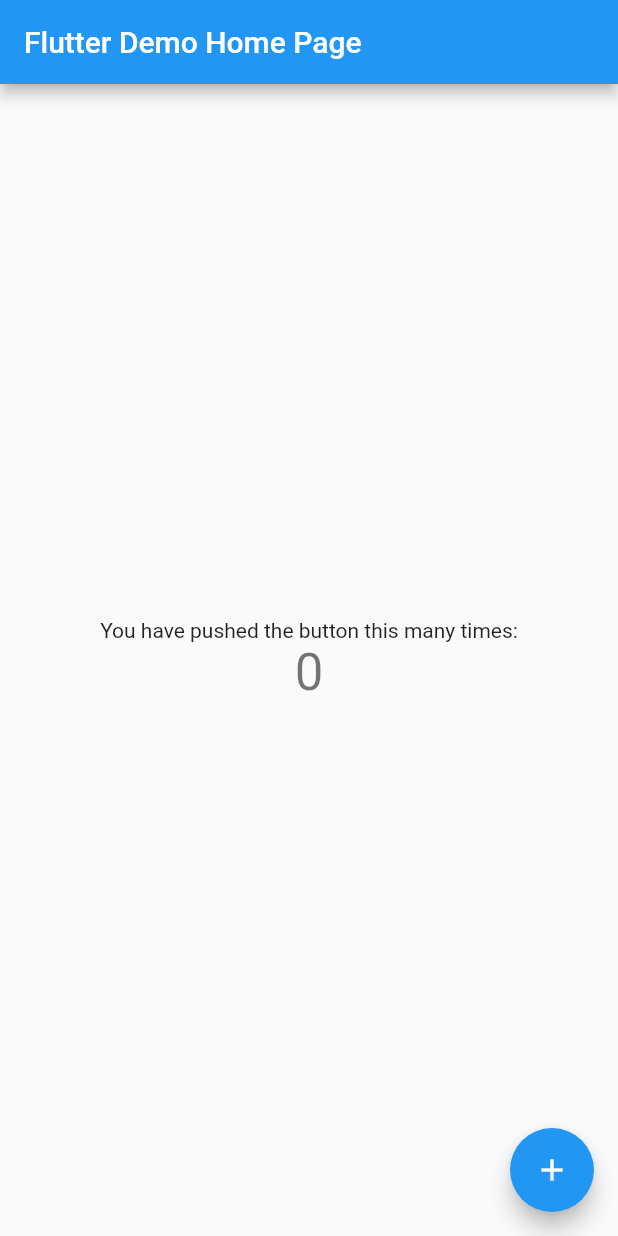
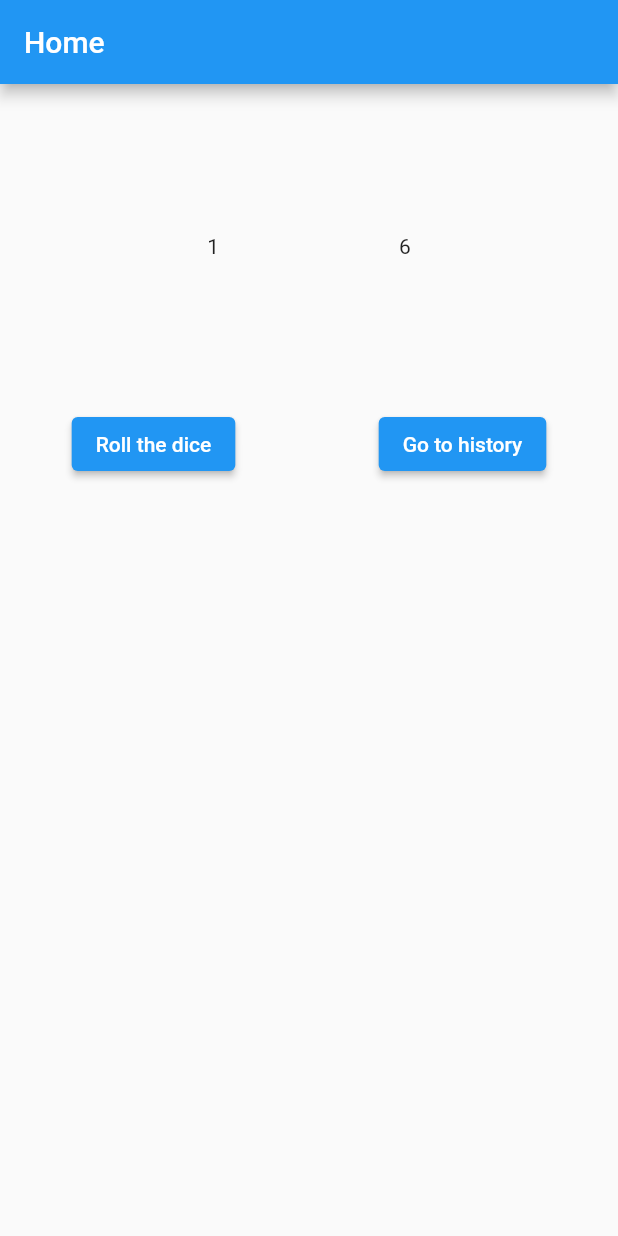
Before and after one commit to Mossalli1/dice-roll-flutter, a Flutter app: the screen it shows after launch, on a phone screen of 412 x 824 dp. Run offline on Flutter 3.47's test engine with Material 2 defaults, Android fonts, the phone set to English and light mode, and no system bars; our stand-ins replace auto_route, flutter_hooks, hooks_riverpod, jiffy, riverpod.

Commit message:
Dice image, history and roll value adding

```diff
--- /dev/null
+++ b/lib/Controlers/historyControler.dart
@@ -0,0 +1,81 @@
+import 'package:flutter/foundation.dart' show immutable;
+import 'package:riverpod/riverpod.dart';
+import 'package:uuid/uuid.dart';
+
+const _uuid = Uuid();
+
+/// A read-only description of a todo-item
+@immutable
+class History {
+  const History({
+    required this.id,
+    required this.diceOne,
+    required this.diceTwo,
+    required this.timeStamp,
+  });
+
+  final String id;
+  final int diceOne;
+  final int diceTwo;
+  final int timeStamp ;
+
+  @override
+  String toString() {
+    return 'History(diceOne: $diceOne, diceTwo: $diceTwo, timeStamp: $timeStamp)';
+  }
+}
+
+/// An object that controls a list of [History].
+class HistoryItems extends StateNotifier<List<History>> {
+  HistoryItems([List<History>? initialHistories]) : super(initialHistories ?? []);
+
+  void add(int diceOne, diceTwo, timeStamp) {
+    state = [
+      ...state,
+      History(
+        id: _uuid.v4(),
+        // description: description,
+        diceOne: diceOne,
+        diceTwo: diceTwo,
+        // timeStamp: DateTime.now().millisecondsSinceEpoch,
+        timeStamp: timeStamp,
+      ),
+    ];
+  }
+
+  // void toggle(String id) {
+  //   state = [
+  //     for (final todo in state)
+  //       if (todo.id == id)
+  //         Todo(
+  //           id: todo.id,
+  //           completed: !todo.completed,
+  //           description: todo.description,
+  //         )
+  //       else
+  //         todo,
+  //   ];
+  // }
+
+  // void edit({required String id, required String description}) {
+  //   state = [
+  //     for (final todo in state)
+  //       if (todo.id == id)
+  //         Todo(
+  //           id: todo.id,
+  //           completed: todo.completed,
+  //           description: description,
+  //         )
+  //       else
+  //         todo,
+  //   ];
+  // }
+
+  void remove(History target) {
+    //single remove
+    // state = state.where((history) => history.id != target.id).toList();
+
+    //all remove
+    state=[];
+  }
+}
--- /dev/null
+++ b/lib/Screens/history.dart
@@ -0,0 +1,68 @@
+import 'package:auto_route/auto_route.dart';
+import 'package:flutter/material.dart';
+import 'package:flutter_hooks/flutter_hooks.dart';
+import 'package:hooks_riverpod/hooks_riverpod.dart';
+import 'package:jiffy/jiffy.dart';
+
+import '../main.dart';
+
+// class History extends StatefulWidget {
+//   const History({super.key, required this.title});
+//
+//   final String title;
+//
+//   @override
+//   State<History> createState() => _HistoryState();
+// }
+
+class History extends HookConsumerWidget {
+  const History({super.key});
+
+  @override
+  Widget build(BuildContext context, WidgetRef ref) {
+    /// This ensures that when we add/remove/edit todos, only what the
+    /// impacted widgets rebuilds, instead of the entire list of items.
+    final _currentHistory = Provider<History>((ref) => throw UnimplementedError());
+    final histories = ref.watch(historyItemsProvider);
+    return Scaffold(
+        appBar: AppBar(
+          title: const Text('History'),
+        ),
+        body: Center(
+          child: Column(
+            children: [
+              ElevatedButton(
+                onPressed: () {
+                  ref.read(historyItemsProvider.notifier).remove(histories[0]);
+                },
+                child: const Text('Clear history'),
+              ),
+              if(histories.isEmpty)
+                const Expanded(
+                  child: Center(
+                    child: Text('No history'),
+                  ),
+                ),
+              if (histories.isNotEmpty)
+                Expanded(
+                  child: ListView.builder(
+                    itemCount: histories.length,
+                    itemBuilder: (context, index) {
+                      final history = histories[index];
+                      // final now = DateTime.now();
+                      final DateTime date = DateTime.fromMicrosecondsSinceEpoch(history.timeStamp * 1000);
+                      String dateString = Jiffy(date).yMMMMd;
+                      String time = Jiffy(date).format('h:mm:ss a');
+                      return ListTile(
+                        title: Text('Dice-1 : ${history.diceOne} Dice-2 : ${history.diceTwo}'),
+                        subtitle: Text(dateString),
+                        trailing: Text(time),
+                      );
+                    },
+                  ),
+                ),
+            ],
+          )
+        ));
+  }
+}
--- /dev/null
+++ b/lib/Screens/home.dart
@@ -0,0 +1,99 @@
+import 'dart:math';
+
+import 'package:auto_route/auto_route.dart';
+import 'package:dice_roll/main.dart';
+import 'package:dice_roll/router.gr.dart';
+import 'package:flutter/material.dart';
+import 'package:hooks_riverpod/hooks_riverpod.dart';
+import 'package:jiffy/jiffy.dart';
+
+// class HomePage extends StatefulWidget {
+//   const HomePage({super.key});
+//
+//   @override
+//   State<HomePage> createState() => _HomePageState();
+// }
+// class HomePage extends StatelessWidget {
+//   const HomePage({super.key});
+//
+//   // @override
+//   // State<HomePage> createState() => _HomePageState();
+// }
+
+class HomePage extends HookConsumerWidget {
+  const HomePage({super.key});
+
+  @override
+  Widget build(BuildContext context, WidgetRef ref) {
+    final diceOne = ref.watch(firstDiceProvider);
+    final diceTwo = ref.watch(secondDiceOProvider);
+
+    void onRollDice() async {
+      final DateTime date = DateTime.now();
+      final timeStamp = date.millisecondsSinceEpoch;
+      ref.read(firstDiceProvider.state).state = Random().nextInt(6) + 1;
+      ref.read(secondDiceOProvider.state).state = Random().nextInt(6) + 1;
+      final diceOneUpdatedvalue = ref.watch(firstDiceProvider);
+      final diceTwoUpdatedvalue = ref.watch(secondDiceOProvider);
+      ref
+          .read(historyItemsProvider.notifier)
+          .add(diceOneUpdatedvalue, diceTwoUpdatedvalue, timeStamp);
+    }
+
+    void onGoHistory() async {
+      context.router.push(History(title: 'History'));
+    }
+
+    // final String value = ref.watch(helloWorldProvider);
+    return Scaffold(
+        appBar: AppBar(
+          title: const Text('Home'),
+        ),
+        body: Column(
+          children: [
+            const SizedBox(
+              height: 100,
+            ),
+            Row(
+              mainAxisAlignment: MainAxisAlignment.center,
+              // backgroundColor: Colors.blue,
+              children: [
+                Text('$diceOne'),
+                SizedBox(
+                  width: 120,
+                ),
+                Text('$diceTwo')
+
+
+
+              ],
+            ),
+            const SizedBox(
+              height: 100,
+            ),
+            Row(
+              mainAxisAlignment: MainAxisAlignment.spaceAround,
+              children: [
+                Center(
+                  child: ElevatedButton(
+                    child: const Text('Roll the dice'),
+                    onPressed: () {
+                      onRollDice();
+                    },
+                  ),
+                ),
+                Center(
+                  child: ElevatedButton(
+                    child: const Text('Go to history'),
+                    onPressed: () {
+                      onGoHistory();
+                    },
+                  ),
+                ),
+              ],
+            )
+            // Text(value)
+          ],
+        ));
+  }
+}
--- /dev/null
+++ b/lib/app.dart
@@ -0,0 +1,29 @@
+import 'package:flutter/material.dart';
+
+import 'Screens/home.dart';
+import 'package:dice_roll/router.gr.dart';
+
+class App extends StatelessWidget {
+  final _appRouter = AppRouter();
+  App({super.key, });
+  @override
+  Widget build(BuildContext context) {
+    return MaterialApp.router(
+      routerDelegate: _appRouter.delegate(),
+      routeInformationParser: _appRouter.defaultRouteParser(),
+      // title: 'Flutter Demo',
+      // theme: ThemeData(
+      //   primarySwatch: Colors.blue,
+      // ),
+      // home: const MyHomePage(title: 'Dice roll - flutter application'),
+      // builder: ExtendedNavigator.builder(
+      //   router: FlutterRouter(),
+      //   initialRoute: Routes.homePage,
+      //   builder: (_, navigator) => Theme(
+      //     data: ThemeData.dark(),
+      //     child: navigator,
+      //   ),
+      // ),
+    );
+  }
+}
--- a/lib/main.dart
+++ b/lib/main.dart
@@ -1,115 +1,24 @@
+import 'package:dice_roll/Controlers/historyControler.dart';
 import 'package:flutter/material.dart';
+import 'package:hooks_riverpod/hooks_riverpod.dart';
+import 'app.dart';
+
+
+final historyItemsProvider = StateNotifierProvider<HistoryItems, List<History>>((ref) {
+  return HistoryItems(const [
+  ]);
+});
+
+// final diceOneProvider = StateProvider((ref) {
+//   return 0;
+// });
+final firstDiceProvider = StateProvider((ref) => 1);
+final secondDiceOProvider = StateProvider((ref) => 6);
 
 void main() {
-  runApp(const MyApp());
+  runApp(
+    ProviderScope(
+      child: App(),
+    ),
+  );
 }
-
-class MyApp extends StatelessWidget {
-  const MyApp({super.key});
-
-  // This widget is the root of your application.
-  @override
-  Widget build(BuildContext context) {
-    return MaterialApp(
-      title: 'Flutter Demo',
-      theme: ThemeData(
-        // This is the theme of your application.
-        //
-        // Try running your application with "flutter run". You'll see the
-        // application has a blue toolbar. Then, without quitting the app, try
-        // changing the primarySwatch below to Colors.green and then invoke
-        // "hot reload" (press "r" in the console where you ran "flutter run",
-        // or simply save your changes to "hot reload" in a Flutter IDE).
-        // Notice that the counter didn't reset back to zero; the application
-        // is not restarted.
-        primarySwatch: Colors.blue,
-      ),
-      home: const MyHomePage(title: 'Flutter Demo Home Page'),
-    );
-  }
-}
-
-class MyHomePage extends StatefulWidget {
-  const MyHomePage({super.key, required this.title});
-
-  // This widget is the home page of your application. It is stateful, meaning
-  // that it has a State object (defined below) that contains fields that affect
-  // how it looks.
-
-  // This class is the configuration for the state. It holds the values (in this
-  // case the title) provided by the parent (in this case the App widget) and
-  // used by the build method of the State. Fields in a Widget subclass are
-  // always marked "final".
-
-  final String title;
-
-  @override
-  State<MyHomePage> createState() => _MyHomePageState();
-}
-
-class _MyHomePageState extends State<MyHomePage> {
-  int _counter = 0;
-
-  void _incrementCounter() {
-    setState(() {
-      // This call to setState tells the Flutter framework that something has
-      // changed in this State, which causes it to rerun the build method below
-      // so that the display can reflect the updated values. If we changed
-      // _counter without calling setState(), then the build method would not be
-      // called again, and so nothing would appear to happen.
-      _counter++;
-    });
-  }
-
-  @override
-  Widget build(BuildContext context) {
-    // This method is rerun every time setState is called, for instance as done
-    // by the _incrementCounter method above.
-    //
-    // The Flutter framework has been optimized to make rerunning build methods
-    // fast, so that you can just rebuild anything that needs updating rather
-    // than having to individually change instances of widgets.
-    return Scaffold(
-      appBar: AppBar(
-        // Here we take the value from the MyHomePage object that was created by
-        // the App.build method, and use it to set our appbar title.
-        title: Text(widget.title),
-      ),
-      body: Center(
-        // Center is a layout widget. It takes a single child and positions it
-        // in the middle of the parent.
-        child: Column(
-          // Column is also a layout widget. It takes a list of children and
-          // arranges them vertically. By default, it sizes itself to fit its
-          // children horizontally, and tries to be as tall as its parent.
-          //
-          // Invoke "debug painting" (press "p" in the console, choose the
-          // "Toggle Debug Paint" action from the Flutter Inspector in Android
-          // Studio, or the "Toggle Debug Paint" command in Visual Studio Code)
-          // to see the wireframe for each widget.
-          //
-          // Column has various properties to control how it sizes itself and
-          // how it positions its children. Here we use mainAxisAlignment to
-          // center the children vertically; the main axis here is the vertical
-          // axis because Columns are vertical (the cross axis would be
-          // horizontal).
-          mainAxisAlignment: MainAxisAlignment.center,
-          children: <Widget>[
-            const Text(
-              'You have pushed the button this many times:',
-            ),
-            Text(
-              '$_counter',
-              style: Theme.of(context).textTheme.headline4,
-            ),
-          ],
-        ),
-      ),
-      floatingActionButton: FloatingActionButton(
-        onPressed: _incrementCounter,
-        tooltip: 'Increment',
-        child: const Icon(Icons.add),
-      ), // This trailing comma makes auto-formatting nicer for build methods.
-    );
-  }
-}
--- /dev/null
+++ b/lib/router.dart
@@ -0,0 +1,16 @@
+// @CupertinoAutoRouter
+// @AdaptiveAutoRouter
+// @CustomAutoRouter
+// @MaterialAutoRouter
+import 'package:auto_route/auto_route.dart';
+import 'package:dice_roll/Screens/history.dart';
+import 'package:dice_roll/Screens/home.dart';
+
+@AdaptiveAutoRouter(
+  replaceInRouteName: 'Home,History',
+  routes: <AutoRoute>[
+    AutoRoute(page: HomePage, initial: true),
+    AutoRoute(page: History),
+  ],
+)
+class $AppRouter {}
--- a/pubspec.yaml
+++ b/pubspec.yaml
@@ -1,4 +1,4 @@
-name: dicerollapp
+name: dice_roll
 description: A new Flutter project.
 
 # The following line prevents the package from being accidentally published to
@@ -73,8 +73,8 @@ flutter:
   uses-material-design: true
 
   # To add assets to your application, add an assets section, like this:
-  #  assets:
-  #    - images/
+  assets:
+    - images/
 
   # An image asset can refer to one or more resolution-specific "variants", see
   # https://flutter.dev/assets-and-images/#resolution-aware
```
Also changed, not shown: images/dice1.png (added), images/dice2.png (added), images/dice3.png (added), images/dice4.png (added), images/dice5.png (added), images/dice6.png (added), lib/router.gr.dart (added), 1 other file.
